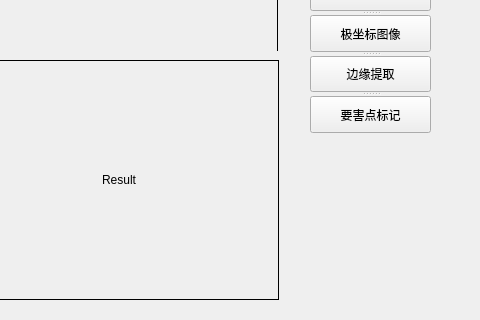
Above: UAV2022.ui from cg126/UAV2022 before the change; both pictures show x 721 to 1201 and y 210 to 530 of the 1201 by 530 pixel window. Below: the same form after it.
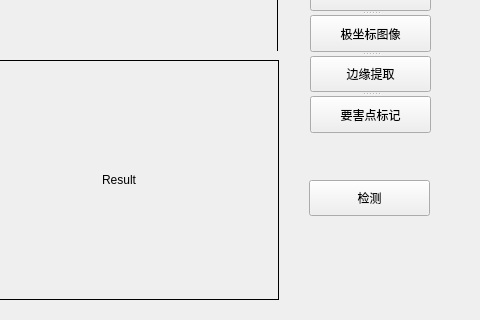
That is the form after the change. Custom widgets are drawn as their Qt base class.

Commit message: 添加一步运行功能

```diff
--- a/UAV2022.ui
+++ b/UAV2022.ui
@@ -240,6 +240,19 @@
     </property>
    </widget>
   </widget>
+  <widget class="QPushButton" name="pBt_Run">
+   <property name="geometry">
+    <rect>
+     <x>1030</x>
+     <y>390</y>
+     <width>121</width>
+     <height>36</height>
+    </rect>
+   </property>
+   <property name="text">
+    <string>检测</string>
+   </property>
+  </widget>
  </widget>
  <layoutdefault spacing="6" margin="11"/>
  <customwidgets>
```
The commit also changes 2 other files.
